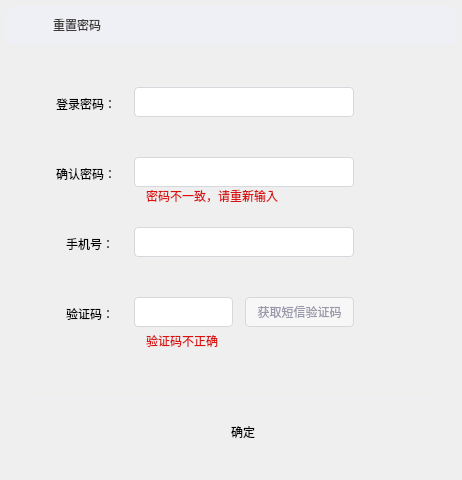
HustGw/CLLLLLLLSAFFFFFEWINN, file resetdialog.ui: the form before one commit.
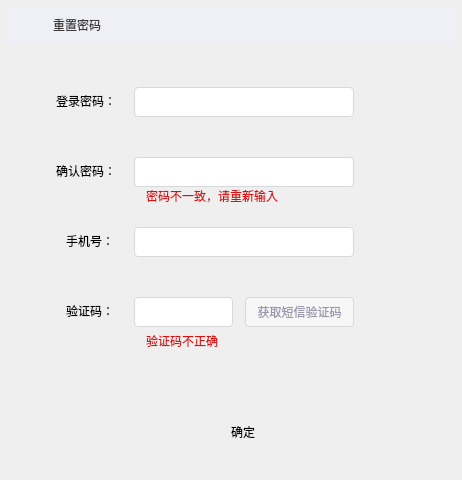
The form after the commit. Icons and pictures are not drawn.

Diff of the .ui file:
```diff
--- a/resetdialog.ui
+++ b/resetdialog.ui
@@ -29,9 +29,9 @@
     <property name="geometry">
      <rect>
       <x>60</x>
-      <y>192</y>
+      <y>186</y>
       <width>54</width>
-      <height>15</height>
+      <height>21</height>
      </rect>
     </property>
     <property name="text">
@@ -59,9 +59,9 @@
     <property name="geometry">
      <rect>
       <x>50</x>
-      <y>52</y>
+      <y>46</y>
       <width>66</width>
-      <height>15</height>
+      <height>21</height>
      </rect>
     </property>
     <property name="text">
@@ -89,9 +89,9 @@
     <property name="geometry">
      <rect>
       <x>50</x>
-      <y>122</y>
+      <y>116</y>
       <width>66</width>
-      <height>15</height>
+      <height>21</height>
      </rect>
     </property>
     <property name="text">
@@ -119,9 +119,9 @@
     <property name="geometry">
      <rect>
       <x>60</x>
-      <y>262</y>
+      <y>256</y>
       <width>60</width>
-      <height>15</height>
+      <height>21</height>
      </rect>
     </property>
     <property name="text">
```
